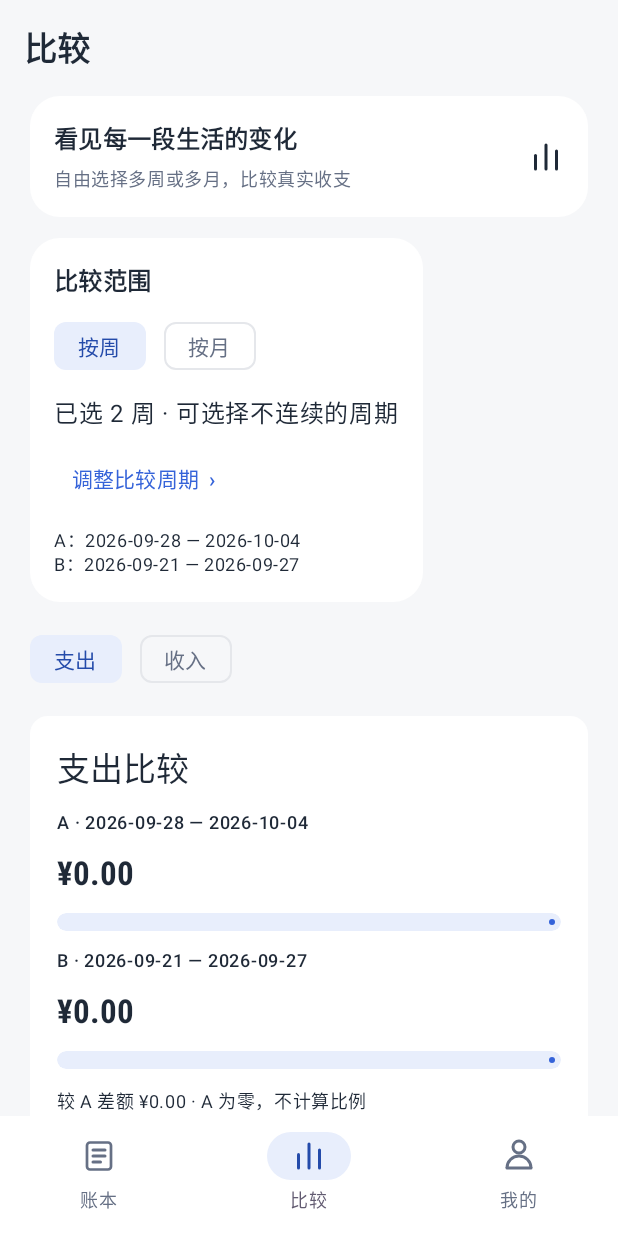
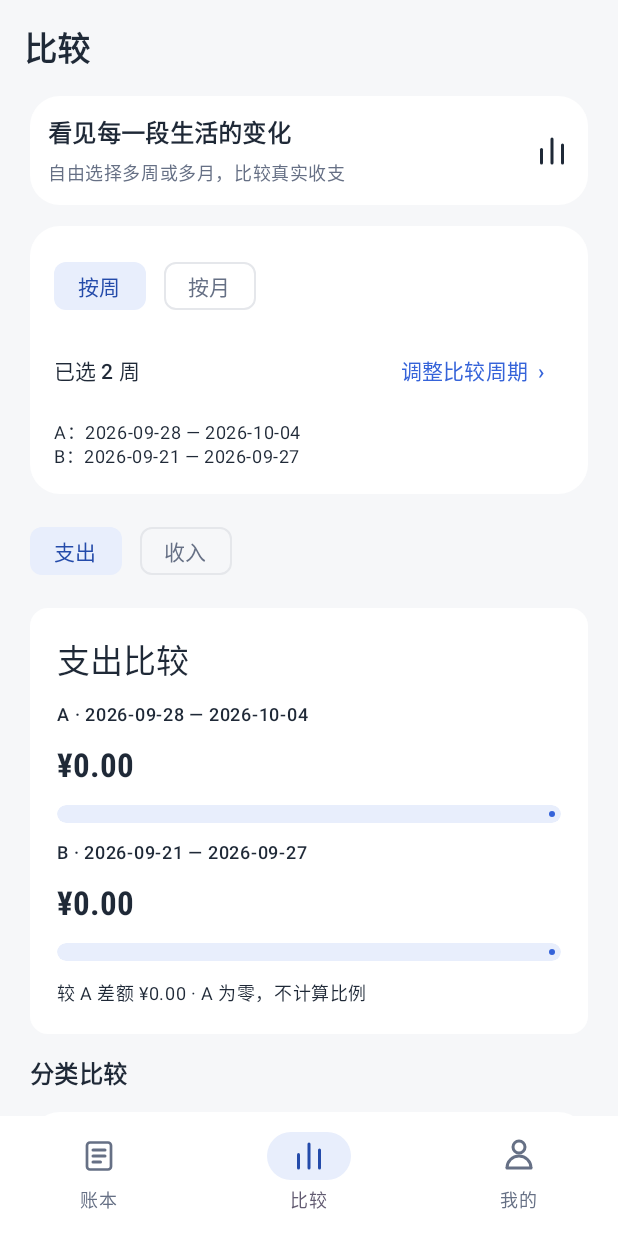
Before and after one commit to wambiton/daily-ledger, an Android app built with Jetpack Compose: the screen it shows after launch (MainActivity), item 2 of the bottom bar chosen, on a phone screen of 412 x 824 dp. Run offline under Robolectric (Android 15) with nearby library versions, the phone set to English and light mode, and no system bars; our stand-ins replace Room's generated code; libraries missing offline, so code that uses them is left out: com.journeyapps.barcodescanner; 4 statements that could not run were skipped.

Commit message:
ui: compact dashboard calendar and comparison layouts

```diff
--- a/android/app/src/main/java/com/personal/ledger/ui/ComparisonScreen.kt
+++ b/android/app/src/main/java/com/personal/ledger/ui/ComparisonScreen.kt
@@ -74,16 +74,17 @@ fun ComparisonScreen(entries: List<Entry>, categories: List<Category>, onEntry:
     }
     Column(verticalArrangement = Arrangement.spacedBy(14.dp)) {
         SectionBanner("看见每一段生活的变化", "自由选择多周或多月，比较真实收支", "bars", com.personal.ledger.R.drawable.winter_comparison)
-        Surface(shape = RoundedCornerShape(20.dp), color = MaterialTheme.colorScheme.surface) {
+        Surface(modifier = Modifier.fillMaxWidth(), shape = RoundedCornerShape(20.dp), color = MaterialTheme.colorScheme.surface) {
           Column(Modifier.padding(16.dp), verticalArrangement = Arrangement.spacedBy(8.dp)) {
-        Text("比较范围", style = MaterialTheme.typography.titleMedium, fontWeight = FontWeight.Bold)
         Row(horizontalArrangement = Arrangement.spacedBy(12.dp)) {
             FilterChip(selected = mode == "week", onClick = { mode = "week"; detailCategory = null }, label = { Text("按周") })
             FilterChip(selected = mode == "month", onClick = { mode = "month"; detailCategory = null }, label = { Text("按月") })
         }
-        Text("已选 ${periods.size} ${if(mode == "week") "周" else "个月"} · 可选择不连续的周期")
-        TextButton(onClick = { editingPeriods = !editingPeriods }, modifier = Modifier.testTag("toggle-period-editor")) {
-            Text(if(editingPeriods) "收起周期选择" else "调整比较周期  ›")
+        Row(Modifier.fillMaxWidth(), verticalAlignment = androidx.compose.ui.Alignment.CenterVertically) {
+            Text("已选 ${periods.size} ${if(mode == "week") "周" else "个月"}", modifier = Modifier.weight(1f), style = MaterialTheme.typography.labelLarge)
+            TextButton(onClick = { editingPeriods = !editingPeriods }, modifier = Modifier.testTag("toggle-period-editor")) {
+                Text(if(editingPeriods) "收起周期选择" else "调整比较周期  ›")
+            }
         }
         if (!editingPeriods) {
             Text(periods.take(2).mapIndexed { index, period -> "${label(index)}：${period.label}" }.joinToString("\n") +
--- a/android/app/src/main/java/com/personal/ledger/ui/HomeDashboard.kt
+++ b/android/app/src/main/java/com/personal/ledger/ui/HomeDashboard.kt
@@ -57,24 +57,21 @@ import java.time.YearMonth
     }
     val plan=plans.firstOrNull{it.owner==owner&&it.startMonth<=month&&it.endMonth>=month}
     Box(Modifier.fillMaxSize()) {
-    if(winter) Image(painterResource(R.drawable.winter_landscape),null,Modifier.matchParentSize(),contentScale=ContentScale.Crop,alpha=.70f)
+    if(winter) Image(painterResource(R.drawable.winter_landscape),null,Modifier.matchParentSize(),contentScale=ContentScale.Crop,alpha=.30f)
     LazyColumn(Modifier.fillMaxSize().testTag("home-dashboard"),verticalArrangement=Arrangement.spacedBy(0.dp),contentPadding=PaddingValues(start=12.dp,end=12.dp,top=8.dp,bottom=104.dp)) {
         item(key="header") {
-            Row(Modifier.fillMaxWidth().padding(vertical=12.dp),verticalAlignment=Alignment.CenterVertically,horizontalArrangement=Arrangement.spacedBy(8.dp)) {
+            Row(Modifier.fillMaxWidth().padding(vertical=6.dp),verticalAlignment=Alignment.CenterVertically,horizontalArrangement=Arrangement.spacedBy(8.dp)) {
                 Column(Modifier.weight(1f),verticalArrangement=Arrangement.spacedBy(6.dp)) {
-                    Text("我的账本",fontSize=28.sp,fontWeight=FontWeight.ExtraBold,fontFamily=if(winter) FontFamily.Serif else FontFamily.Default)
+                    Text("我的账本",fontSize=24.sp,fontWeight=FontWeight.ExtraBold,fontFamily=if(winter) FontFamily.Serif else FontFamily.Default)
                     Text(if(winter) "雪乃 · 冬日  ❄" else "记录生活 · 心中有数",fontSize=13.sp,color=MaterialTheme.colorScheme.onSurfaceVariant)
-                    if(winter) WinterQuote("一如既往，\n认真地对待每一天。")
+                    if(winter) WinterQuote("认真地对待每一天。")
                     else Text("${today.monthValue}月${today.dayOfMonth}日 · 本地保存",style=MaterialTheme.typography.labelSmall)
                 }
                 if(winter) {
-                    Character(false,Modifier.size(100.dp).clip(CircleShape).border(2.dp,Color.White,CircleShape))
-                    Column(Modifier.width(82.dp),verticalArrangement=Arrangement.spacedBy(8.dp)) {
-                        Text("雪乃 · 冬日",fontFamily=FontFamily.Serif,fontSize=12.sp)
-                        WinterQuote("生活或许平凡，\n但依然值得认真。",small=true)
-                    }
-                } else Box(Modifier.size(72.dp).background(MaterialTheme.colorScheme.primaryContainer,CircleShape),contentAlignment=Alignment.Center) {
-                    Text("账",fontSize=28.sp,color=MaterialTheme.colorScheme.onPrimaryContainer)
+                    Character(false,Modifier.size(64.dp).clip(CircleShape).border(2.dp,Color.White,CircleShape))
+
+                } else Box(Modifier.size(56.dp).background(MaterialTheme.colorScheme.primaryContainer,CircleShape),contentAlignment=Alignment.Center) {
+                    Text("账",fontSize=24.sp,color=MaterialTheme.colorScheme.onPrimaryContainer)
                 }
             }
         }
@@ -90,7 +87,6 @@ import java.time.YearMonth
                     Column(Modifier.weight(1f)) {Text("本月收入",style=MaterialTheme.typography.labelMedium);Amount(income)}
                     Column(Modifier.weight(1f)) {Text("本月结余",style=MaterialTheme.typography.labelMedium);Amount(income-expense)}
                 }
-                if(winter) WinterQuote("冬日的每一笔，都是更好的自己。")
             }
         }
         item(key="budget") {
@@ -115,9 +111,8 @@ import java.time.YearMonth
                                 color=if(rest<0) MaterialTheme.colorScheme.error else MaterialTheme.colorScheme.onSurface)
                         }
                     }
-                    if(winter) Column(Modifier.width(82.dp),horizontalAlignment=Alignment.CenterHorizontally) {
-                        WinterQuote("一点一滴，\n让未来更清晰。")
-                        Character(true,Modifier.width(78.dp).height(94.dp))
+                    if(winter) Column(Modifier.width(56.dp),horizontalAlignment=Alignment.CenterHorizontally) {
+                        Character(true,Modifier.width(56.dp).height(68.dp))
                     }
                 }
                 if(alertCount>0) Text("${alertCount}项预算达到提醒阈值",style=MaterialTheme.typography.labelSmall,color=MaterialTheme.colorScheme.error)
@@ -160,7 +155,7 @@ import java.time.YearMonth
 
 @Composable private fun DashboardCard(modifier: Modifier=Modifier, content: @Composable ColumnScope.()->Unit) {
     Surface(modifier.fillMaxWidth().padding(bottom=10.dp),shape=RoundedCornerShape(16.dp),color=MaterialTheme.colorScheme.surface.copy(alpha=if(LocalAppearance.current.selected==LedgerAppearance.WINTER) .97f else 1f)) {
-        Column(Modifier.padding(16.dp),verticalArrangement=Arrangement.spacedBy(8.dp),content=content)
+        Column(Modifier.padding(12.dp),verticalArrangement=Arrangement.spacedBy(6.dp),content=content)
     }
 }
 
--- a/android/app/src/main/java/com/personal/ledger/ui/LedgerApp.kt
+++ b/android/app/src/main/java/com/personal/ledger/ui/LedgerApp.kt
@@ -163,8 +163,8 @@ fun LedgerApp(vm: LedgerViewModel = viewModel(), autoOpenRequest: Long = 0, exte
                     CalendarCard(YearMonth.parse(monthText), LocalDate.parse(selectedDate), entries.filter { it.deletedAt == null },
                         onMonth = { monthText = it.toString() },
                         onJump = { chooseDate(selectedDate) { selectedDate = it.toString(); monthText = YearMonth.from(it).toString() } },
-                        onDate = { selectedDate = it.toString() })
-                    TextButton(onClick = { selectedDate = today.toString(); monthText = YearMonth.from(today).toString() }) { Text("回到今天") }
+                        onDate = { selectedDate = it.toString() },
+                        onToday = { selectedDate = today.toString(); monthText = YearMonth.from(today).toString() })
                     DayCard(if(selectedDate==today.toString()) "今天 · ${today.monthValue}月${today.dayOfMonth}日" else selectedDate,
                         entries.filter {it.date==selectedDate},byId,
                         onEntry={detailFromSearch=false;detailFromCalendar=true;detailId=it.id;route="detail"},reveal=true)
@@ -288,7 +288,7 @@ fun LedgerApp(vm: LedgerViewModel = viewModel(), autoOpenRequest: Long = 0, exte
     }
 }
 
-@Composable private fun CalendarCard(month: YearMonth, selected: LocalDate, entries: List<Entry>, onMonth: (YearMonth) -> Unit, onJump: () -> Unit, onDate: (LocalDate) -> Unit) {
+@Composable private fun CalendarCard(month: YearMonth, selected: LocalDate, entries: List<Entry>, onMonth: (YearMonth) -> Unit, onJump: () -> Unit, onDate: (LocalDate) -> Unit, onToday: () -> Unit) {
     val today = Rules.today()
     val monthly = entries.filter { it.date.startsWith(month.toString()) }
     val dailyExpense = monthly.filter { it.type == "expense" }.groupBy { it.date }.mapValues { (_, rows) -> rows.sumOf { it.amountFen } }
@@ -297,6 +297,7 @@ fun LedgerApp(vm: LedgerViewModel = viewModel(), autoOpenRequest: Long = 0, exte
         Row(Modifier.fillMaxWidth(), verticalAlignment = Alignment.CenterVertically, horizontalArrangement = Arrangement.SpaceBetween) {
             TextButton(onClick = { onMonth(month.minusMonths(1)) }, modifier = Modifier.testTag("previous-month")) { Text("‹") }
             TextButton(onClick = onJump) { Text("${month.year}年${month.monthValue}月") }
+            TextButton(onClick = onToday) { Text("回到今天", style = MaterialTheme.typography.labelSmall) }
             TextButton(onClick = { onMonth(month.plusMonths(1)) }, enabled = month < YearMonth.from(today)) { Text("›") }
         }
         Row(Modifier.fillMaxWidth().padding(bottom = 8.dp), horizontalArrangement = Arrangement.SpaceEvenly) {
--- a/android/app/src/main/java/com/personal/ledger/ui/SectionBanner.kt
+++ b/android/app/src/main/java/com/personal/ledger/ui/SectionBanner.kt
@@ -23,7 +23,7 @@ internal fun SectionBanner(title: String, subtitle: String, glyph: String, artwo
         Box(Modifier.fillMaxWidth()) {
             if (winter) Image(painterResource(R.drawable.winter_landscape), null,
                 Modifier.matchParentSize(), contentScale = ContentScale.Crop, alpha = .35f)
-            Row(Modifier.fillMaxWidth().padding(16.dp), verticalAlignment = Alignment.CenterVertically,
+            Row(Modifier.fillMaxWidth().padding(12.dp), verticalAlignment = Alignment.CenterVertically,
                 horizontalArrangement = Arrangement.spacedBy(12.dp)) {
                 Column(Modifier.weight(1f)) {
                     Text(title, style = MaterialTheme.typography.titleMedium, fontWeight = FontWeight.Bold)
@@ -31,8 +31,8 @@ internal fun SectionBanner(title: String, subtitle: String, glyph: String, artwo
                     Text(subtitle, style = MaterialTheme.typography.bodySmall, color = MaterialTheme.colorScheme.onSurfaceVariant)
                 }
                 if (winter && artwork != null) {
-                    Image(painterResource(artwork), null, Modifier.size(80.dp).clip(RoundedCornerShape(12.dp)), contentScale = ContentScale.Fit)
-                } else if (winter) Character(glyph != "person", Modifier.size(64.dp)) else LedgerGlyph(glyph)
+                    Image(painterResource(artwork), null, Modifier.size(56.dp).clip(RoundedCornerShape(12.dp)), contentScale = ContentScale.Fit)
+                } else if (winter) Character(glyph != "person", Modifier.size(48.dp)) else LedgerGlyph(glyph)
             }
         }
     }
```
Also changed, not shown: 1 other file.
